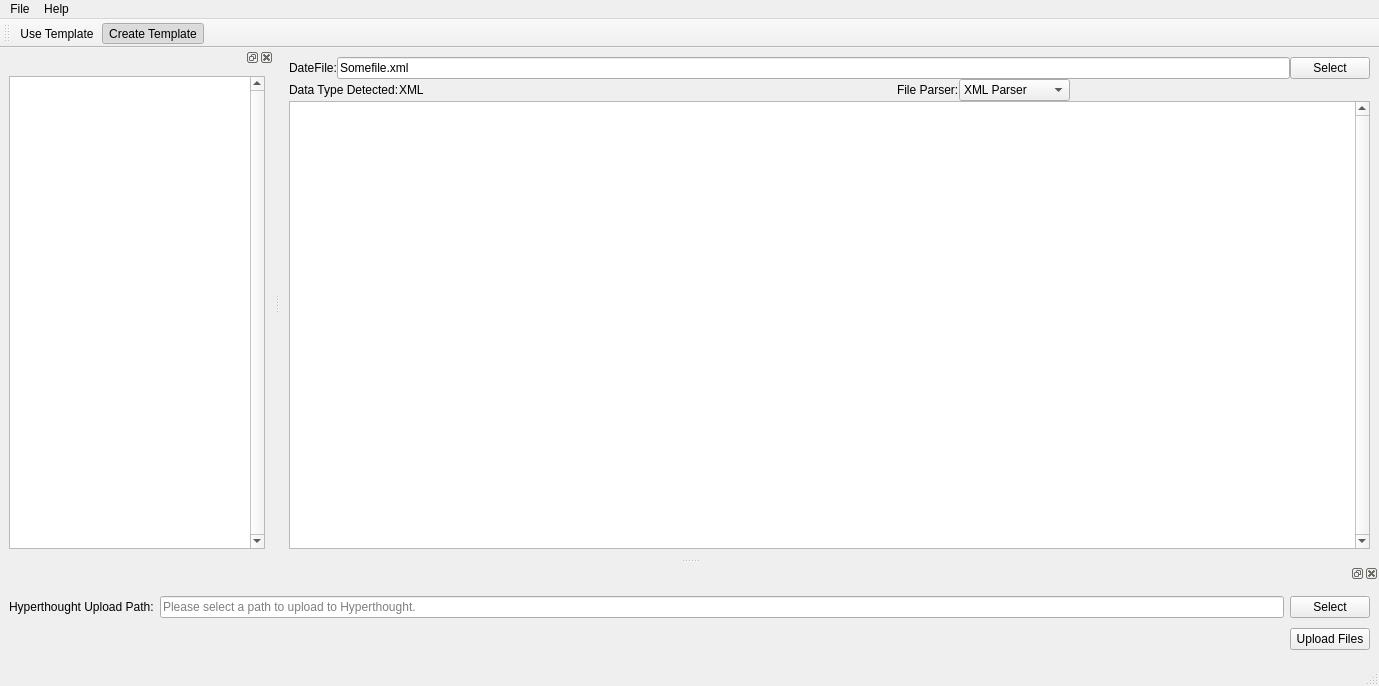
Qt form mainwindow.ui (BlueQuartzSoftware/MetaForge) before a commit.
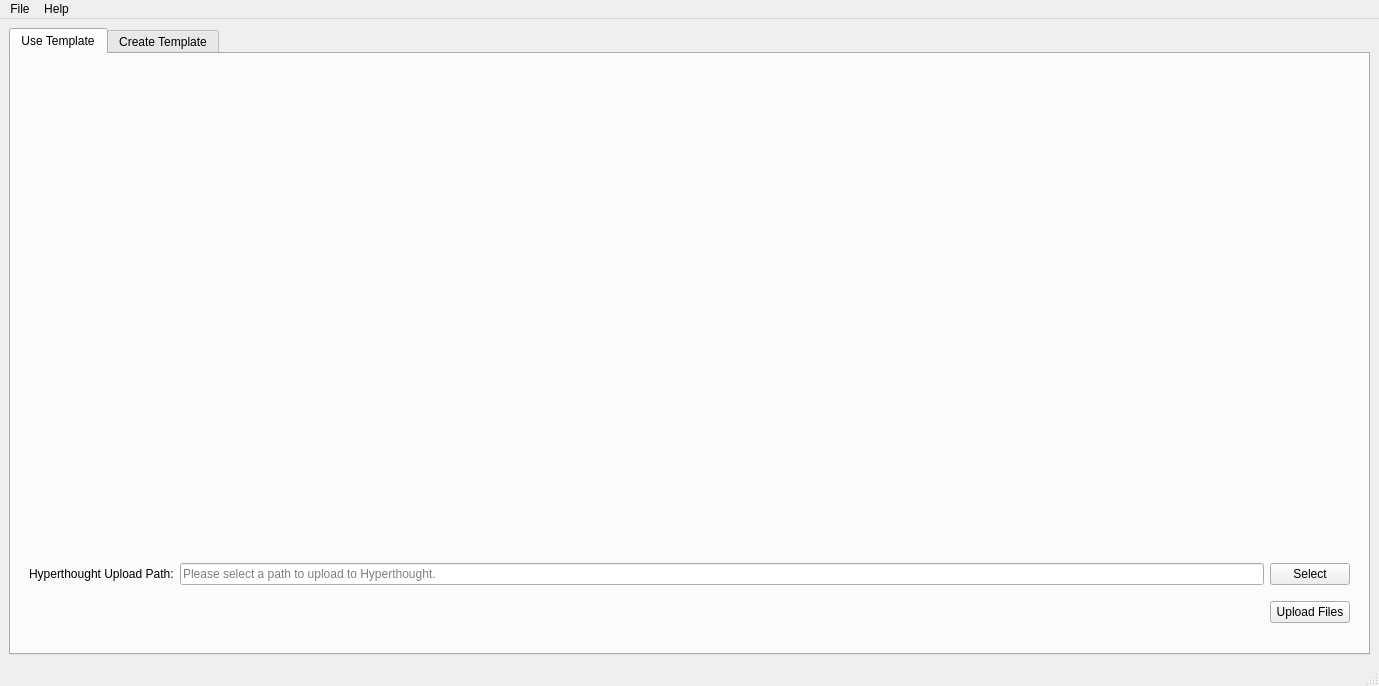
The same form after that commit. The open tabs and pages were chosen to show the change.

Commit message: Changed from buttons to tabview in order to switch between use and create template. Added Alternating rows between tableview. Omitted Hyperthought Upload Ui on the create template side. Added placeholder for search bar.

```diff
--- a/mainwindow.ui
+++ b/mainwindow.ui
@@ -14,67 +14,85 @@
    <string>MainWindow</string>
   </property>
   <widget class="QWidget" name="centralwidget">
-   <layout class="QGridLayout" name="gridLayout_5">
-    <item row="0" column="0">
-     <widget class="QStackedWidget" name="stackedWidget">
+   <layout class="QGridLayout" name="gridLayout_4">
+    <item row="0" column="0" rowspan="2" colspan="2">
+     <widget class="QTabWidget" name="TabWidget">
       <property name="currentIndex">
        <number>1</number>
       </property>
-      <widget class="QWidget" name="useTemplatePage">
-       <layout class="QGridLayout" name="gridLayout">
-        <item row="0" column="0">
-         <widget class="QLabel" name="label">
-          <property name="text">
-           <string>hello world!</string>
-          </property>
-         </widget>
-        </item>
-       </layout>
-      </widget>
-      <widget class="QWidget" name="CreateTemplatePage">
+      <widget class="QWidget" name="UseTemplateTab">
+       <attribute name="title">
+        <string>Use Template</string>
+       </attribute>
        <layout class="QVBoxLayout" name="verticalLayout">
-        <property name="spacing">
-         <number>0</number>
-        </property>
-        <property name="leftMargin">
-         <number>0</number>
-        </property>
-        <property name="topMargin">
-         <number>0</number>
-        </property>
-        <property name="rightMargin">
-         <number>0</number>
-        </property>
-        <property name="bottomMargin">
-         <number>0</number>
-        </property>
         <item>
-         <layout class="QHBoxLayout" name="horizontalLayout_2">
-          <item>
-           <widget class="QLabel" name="label_2">
-            <property name="text">
-             <string>DateFile:</string>
-            </property>
-           </widget>
-          </item>
-          <item>
-           <widget class="QLineEdit" name="dataFileLineEdit">
-            <property name="text">
-             <string>Somefile.xml</string>
-            </property>
-           </widget>
-          </item>
-          <item>
-           <widget class="QPushButton" name="dataFileSelect">
-            <property name="text">
-             <string>Select</string>
-            </property>
-           </widget>
-          </item>
-         </layout>
+         <spacer name="verticalSpacer">
+          <property name="orientation">
+           <enum>Qt::Vertical</enum>
+          </property>
+          <property name="sizeHint" stdset="0">
+           <size>
+            <width>20</width>
+            <height>466</height>
+           </size>
+          </property>
+         </spacer>
         </item>
         <item>
+         <widget class="QWidget" name="widget" native="true">
+          <property name="minimumSize">
+           <size>
+            <width>0</width>
+            <height>100</height>
+           </size>
+          </property>
+          <layout class="QGridLayout" name="gridLayout_5">
+           <item row="0" column="0">
+            <widget class="QLabel" name="hyperthoughtLabel_2">
+             <property name="text">
+              <string>Hyperthought Upload Path:</string>
+             </property>
+            </widget>
+           </item>
+           <item row="0" column="1">
+            <widget class="QLineEdit" name="hyperthoughtLineEdit_2">
+             <property name="text">
+              <string/>
+             </property>
+             <property name="placeholderText">
+              <string>Please select a path to upload to Hyperthought.</string>
+             </property>
+            </widget>
+           </item>
+           <item row="0" column="2">
+            <widget class="QPushButton" name="hyperthoughtSelectButton_2">
+             <property name="text">
+              <string>Select</string>
+             </property>
+            </widget>
+           </item>
+           <item row="1" column="2">
+            <widget class="QPushButton" name="hyperthoughtUploadButton_2">
+             <property name="text">
+              <string>Upload Files</string>
+             </property>
+            </widget>
+           </item>
+          </layout>
+         </widget>
+        </item>
+       </layout>
+      </widget>
+      <widget class="QWidget" name="CreateTemplateTab">
+       <attribute name="title">
+        <string>Create Template</string>
+       </attribute>
+       <layout class="QGridLayout" name="gridLayout">
+        <item row="1" column="0">
          <layout class="QHBoxLayout" name="horizontalLayout_3">
+          <property name="spacing">
+           <number>9</number>
+          </property>
           <item>
            <widget class="QLabel" name="dataTypeLabel">
             <property name="sizePolicy">
@@ -110,6 +128,9 @@
           </item>
           <item>
            <layout class="QHBoxLayout" name="horizontalLayout">
+            <property name="spacing">
+             <number>11</number>
+            </property>
             <item>
              <widget class="QLabel" name="fileParserLabel">
               <property name="sizePolicy">
@@ -164,13 +185,77 @@
           </item>
          </layout>
         </item>
-        <item>
-         <widget class="QTableView" name="metadataTableView">
-          <property name="verticalScrollBarPolicy">
-           <enum>Qt::ScrollBarAlwaysOn</enum>
+        <item row="3" column="0">
+         <layout class="QHBoxLayout" name="horizontalLayout_4">
+          <item>
+           <widget class="QTreeView" name="metadataTreeView">
+            <property name="sizePolicy">
+             <sizepolicy hsizetype="Maximum" vsizetype="Expanding">
+              <horstretch>0</horstretch>
+              <verstretch>0</verstretch>
+             </sizepolicy>
+            </property>
+            <property name="verticalScrollBarPolicy">
+             <enum>Qt::ScrollBarAlwaysOn</enum>
+            </property>
+            <property name="alternatingRowColors">
+             <bool>true</bool>
+            </property>
+           </widget>
+          </item>
+          <item>
+           <widget class="QTableView" name="metadataTableView">
+            <property name="verticalScrollBarPolicy">
+             <enum>Qt::ScrollBarAlwaysOn</enum>
+            </property>
+            <property name="alternatingRowColors">
+             <bool>true</bool>
+            </property>
+            <attribute name="horizontalHeaderStretchLastSection">
+             <bool>true</bool>
+            </attribute>
+           </widget>
+          </item>
+         </layout>
+        </item>
+        <item row="0" column="0">
+         <layout class="QHBoxLayout" name="horizontalLayout_2">
+          <property name="spacing">
+           <number>9</number>
           </property>
-          <property name="alternatingRowColors">
-           <bool>true</bool>
+          <item>
+           <widget class="QLabel" name="label_2">
+            <property name="sizePolicy">
+             <sizepolicy hsizetype="Preferred" vsizetype="Preferred">
+              <horstretch>0</horstretch>
+              <verstretch>0</verstretch>
+             </sizepolicy>
+            </property>
+            <property name="text">
+             <string>Data File:</string>
+            </property>
+           </widget>
+          </item>
+          <item>
+           <widget class="QLineEdit" name="dataFileLineEdit">
+            <property name="text">
+             <string>Somefile.xml</string>
+            </property>
+           </widget>
+          </item>
+          <item>
+           <widget class="QPushButton" name="dataFileSelect">
+            <property name="text">
+             <string>Select</string>
+            </property>
+           </widget>
+          </item>
+         </layout>
+        </item>
+        <item row="2" column="0">
+         <widget class="QLabel" name="label">
+          <property name="text">
+           <string>Search Bar</string>
           </property>
           <attribute name="horizontalHeaderStretchLastSection">
            <bool>true</bool>
@@ -214,81 +299,6 @@
    <addaction name="menuHelp"/>
   </widget>
   <widget class="QStatusBar" name="statusbar"/>
-  <widget class="QToolBar" name="toolBar">
-   <property name="windowTitle">
-    <string>toolBar</string>
-   </property>
-   <attribute name="toolBarArea">
-    <enum>TopToolBarArea</enum>
-   </attribute>
-   <attribute name="toolBarBreak">
-    <bool>false</bool>
-   </attribute>
-   <addaction name="actionUse_Template"/>
-   <addaction name="actionCreate_Template"/>
-  </widget>
-  <widget class="QDockWidget" name="dockWidget">
-   <attribute name="dockWidgetArea">
-    <number>1</number>
-   </attribute>
-   <widget class="QWidget" name="dockWidgetContents">
-    <layout class="QGridLayout" name="gridLayout_3">
-     <item row="0" column="0">
-      <widget class="QTreeView" name="metadataTreeView">
-       <property name="verticalScrollBarPolicy">
-        <enum>Qt::ScrollBarAlwaysOn</enum>
-       </property>
-      </widget>
-     </item>
-    </layout>
-   </widget>
-  </widget>
-  <widget class="QDockWidget" name="dockWidget_3">
-   <property name="minimumSize">
-    <size>
-     <width>364</width>
-     <height>100</height>
-    </size>
-   </property>
-   <attribute name="dockWidgetArea">
-    <number>8</number>
-   </attribute>
-   <widget class="QWidget" name="dockWidgetContents_3">
-    <layout class="QGridLayout" name="gridLayout_2">
-     <item row="0" column="0">
-      <widget class="QLabel" name="hyperthoughtLabel">
-       <property name="text">
-        <string>Hyperthought Upload Path:</string>
-       </property>
-      </widget>
-     </item>
-     <item row="0" column="1">
-      <widget class="QLineEdit" name="hyperthoughtLineEdit">
-       <property name="text">
-        <string/>
-       </property>
-       <property name="placeholderText">
-        <string>Please select a path to upload to Hyperthought.</string>
-       </property>
-      </widget>
-     </item>
-     <item row="0" column="2">
-      <widget class="QPushButton" name="hyperthoughtSelectButton">
-       <property name="text">
-        <string>Select</string>
-       </property>
-      </widget>
-     </item>
-     <item row="1" column="2">
-      <widget class="QPushButton" name="hyperthoughtUploadButton">
-       <property name="text">
-        <string>Upload Files</string>
-       </property>
-      </widget>
-     </item>
-    </layout>
-   </widget>
-  </widget>
   <action name="actionOpenPackage">
    <property name="enabled">
     <bool>false</bool>
```
Left out of the diff: 3 changed lines with no effect on the pictures. The commit also changes 2 other files.
